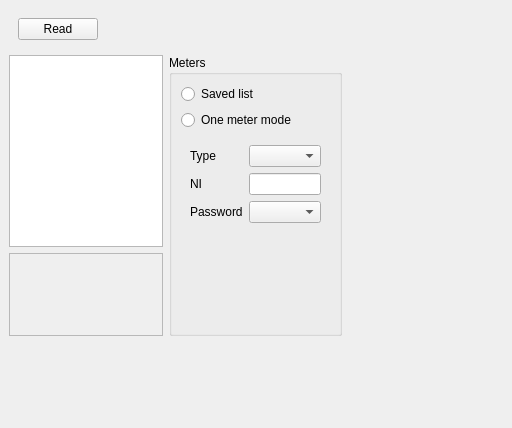
The window that zbyrator-src/startpagepoll.ui (KTS-Intek/quick-collect) describes before a commit, drawn with Qt 5.
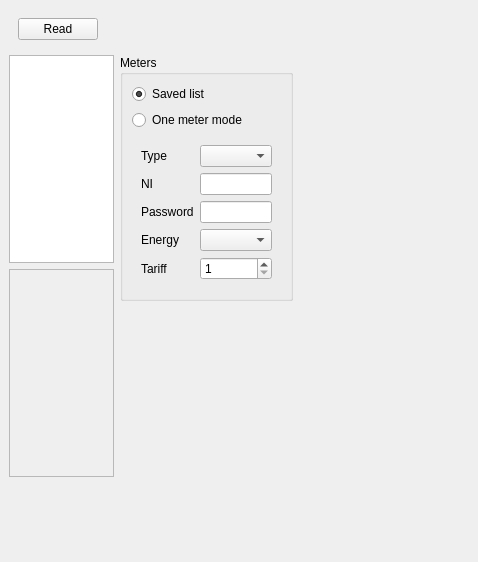
The same window after the commit. Icons and pictures are not drawn.

What changed in the file:
```diff
--- a/zbyrator-src/startpagepoll.ui
+++ b/zbyrator-src/startpagepoll.ui
@@ -6,14 +6,14 @@
    <rect>
     <x>0</x>
     <y>0</y>
-    <width>512</width>
-    <height>428</height>
+    <width>478</width>
+    <height>562</height>
    </rect>
   </property>
   <property name="windowTitle">
    <string>Form</string>
   </property>
-  <layout class="QVBoxLayout" name="verticalLayout">
+  <layout class="QGridLayout" name="gridLayout">
    <property name="leftMargin">
     <number>0</number>
    </property>
@@ -26,8 +26,8 @@
    <property name="bottomMargin">
     <number>0</number>
    </property>
-   <item>
-    <widget class="QTabWidget" name="tbwShowDataMode">
+   <item row="0" column="0">
+    <widget class="QTabWidget" name="tabWidget">
      <property name="tabPosition">
       <enum>QTabWidget::South</enum>
      </property>
@@ -96,9 +96,11 @@
         </widget>
        </item>
        <item row="1" column="0">
+        <layout class="QVBoxLayout" name="verticalLayout_5">
+         <item>
         <widget class="QListView" name="lvMeterDataProfile">
          <property name="sizePolicy">
-          <sizepolicy hsizetype="Preferred" vsizetype="Preferred">
+            <sizepolicy hsizetype="Preferred" vsizetype="Expanding">
            <horstretch>0</horstretch>
            <verstretch>0</verstretch>
           </sizepolicy>
@@ -140,8 +142,67 @@
          </property>
         </widget>
        </item>
-       <item row="1" column="1" rowspan="2">
+         <item>
+          <widget class="QFrame" name="frame">
+           <property name="sizePolicy">
+            <sizepolicy hsizetype="Preferred" vsizetype="Expanding">
+             <horstretch>0</horstretch>
+             <verstretch>0</verstretch>
+            </sizepolicy>
+           </property>
+           <property name="frameShape">
+            <enum>QFrame::StyledPanel</enum>
+           </property>
+           <property name="frameShadow">
+            <enum>QFrame::Raised</enum>
+           </property>
+           <layout class="QVBoxLayout" name="verticalLayout_2">
+            <property name="leftMargin">
+             <number>0</number>
+            </property>
+            <property name="topMargin">
+             <number>0</number>
+            </property>
+            <property name="rightMargin">
+             <number>0</number>
+            </property>
+            <property name="bottomMargin">
+             <number>0</number>
+            </property>
+            <item>
+             <layout class="QVBoxLayout" name="vl4dtWdgt"/>
+            </item>
+           </layout>
+          </widget>
+         </item>
+         <item>
+          <spacer name="verticalSpacer">
+           <property name="orientation">
+            <enum>Qt::Vertical</enum>
+           </property>
+           <property name="sizeType">
+            <enum>QSizePolicy::Preferred</enum>
+           </property>
+           <property name="sizeHint" stdset="0">
+            <size>
+             <width>20</width>
+             <height>76</height>
+            </size>
+           </property>
+          </spacer>
+         </item>
+        </layout>
+       </item>
+       <item row="1" column="1">
+        <layout class="QVBoxLayout" name="verticalLayout_6">
+         <item>
         <widget class="QGroupBox" name="groupBox">
+           <property name="sizePolicy">
+            <sizepolicy hsizetype="Expanding" vsizetype="Fixed">
+             <horstretch>0</horstretch>
+             <verstretch>0</verstretch>
+            </sizepolicy>
+           </property>
          <property name="title">
           <string>Meters</string>
          </property>
@@ -151,6 +212,9 @@
             <property name="text">
              <string>Saved list</string>
             </property>
+              <property name="checked">
+               <bool>true</bool>
+              </property>
            </widget>
           </item>
           <item>
@@ -161,8 +225,29 @@
            </widget>
           </item>
           <item>
-           <widget class="QWidget" name="widget" native="true">
-            <layout class="QGridLayout" name="gridLayout">
+             <widget class="QStackedWidget" name="swMeterMode">
+              <property name="currentIndex">
+               <number>1</number>
+              </property>
+              <widget class="QWidget" name="page">
+               <layout class="QVBoxLayout" name="verticalLayout_4">
+                <item>
+                 <spacer name="verticalSpacer_3">
+                  <property name="orientation">
+                   <enum>Qt::Vertical</enum>
+                  </property>
+                  <property name="sizeHint" stdset="0">
+                   <size>
+                    <width>20</width>
+                    <height>75</height>
+                   </size>
+                  </property>
+                 </spacer>
+                </item>
+               </layout>
+              </widget>
+              <widget class="QWidget" name="page_2">
+               <layout class="QFormLayout" name="formLayout">
              <item row="0" column="0">
               <widget class="QLabel" name="label">
                <property name="text">
@@ -170,95 +255,93 @@
                </property>
               </widget>
              </item>
-             <item row="1" column="0" colspan="2">
+                <item row="0" column="1">
+                 <widget class="QComboBox" name="cbxOneMeterModel"/>
+                </item>
+                <item row="1" column="0">
               <widget class="QLabel" name="label_2">
                <property name="text">
                 <string>NI</string>
                </property>
               </widget>
              </item>
-             <item row="2" column="0" colspan="3">
+                <item row="1" column="1">
+                 <widget class="QLineEdit" name="leOneMeterNI">
+                  <property name="clearButtonEnabled">
+                   <bool>true</bool>
+                  </property>
+                 </widget>
+                </item>
+                <item row="2" column="1">
+                 <widget class="QLineEdit" name="leOneMeterPass">
+                  <property name="maxLength">
+                   <number>255</number>
+                  </property>
+                  <property name="clearButtonEnabled">
+                   <bool>true</bool>
+                  </property>
+                 </widget>
+                </item>
+                <item row="2" column="0">
               <widget class="QLabel" name="label_3">
                <property name="text">
                 <string>Password</string>
                </property>
               </widget>
              </item>
-             <item row="2" column="3">
-              <widget class="QComboBox" name="comboBox_2"/>
-             </item>
-             <item row="1" column="3">
-              <widget class="QLineEdit" name="lineEdit"/>
-             </item>
-             <item row="0" column="3">
-              <widget class="QComboBox" name="comboBox"/>
-             </item>
-            </layout>
-           </widget>
-          </item>
-          <item>
-           <spacer name="verticalSpacer_2">
-            <property name="orientation">
-             <enum>Qt::Vertical</enum>
-            </property>
-            <property name="sizeHint" stdset="0">
-             <size>
-              <width>20</width>
-              <height>79</height>
-             </size>
-            </property>
-           </spacer>
-          </item>
-         </layout>
-        </widget>
-       </item>
-       <item row="2" column="0">
-        <widget class="QFrame" name="frame">
-         <property name="sizePolicy">
-          <sizepolicy hsizetype="Expanding" vsizetype="Expanding">
-           <horstretch>0</horstretch>
-           <verstretch>0</verstretch>
-          </sizepolicy>
-         </property>
-         <property name="frameShape">
-          <enum>QFrame::StyledPanel</enum>
-         </property>
-         <property name="frameShadow">
-          <enum>QFrame::Raised</enum>
-         </property>
-         <layout class="QVBoxLayout" name="verticalLayout_2">
-          <property name="leftMargin">
-           <number>0</number>
-          </property>
-          <property name="topMargin">
-           <number>0</number>
-          </property>
-          <property name="rightMargin">
-           <number>0</number>
-          </property>
-          <property name="bottomMargin">
-           <number>0</number>
-          </property>
-          <item>
-           <layout class="QVBoxLayout" name="vl4dtWdgt"/>
-          </item>
-         </layout>
-        </widget>
-       </item>
        <item row="3" column="0">
-        <spacer name="verticalSpacer">
+                 <widget class="QLabel" name="label_4">
+                  <property name="text">
+                   <string>Energy</string>
+                  </property>
+                 </widget>
+                </item>
+                <item row="4" column="0">
+                 <widget class="QLabel" name="label_5">
+                  <property name="text">
+                   <string>Tariff</string>
+                  </property>
+                 </widget>
+                </item>
+                <item row="4" column="1">
+                 <widget class="QSpinBox" name="sbOneMeterTariff">
+                  <property name="minimum">
+                   <number>1</number>
+                  </property>
+                  <property name="maximum">
+                   <number>4</number>
+                  </property>
+                 </widget>
+                </item>
+                <item row="3" column="1">
+                 <widget class="QComboBox" name="cbxOneMeterEnergy"/>
+                </item>
+               </layout>
+              </widget>
+             </widget>
+            </item>
+           </layout>
+          </widget>
+         </item>
+         <item>
+          <spacer name="verticalSpacer_5">
          <property name="orientation">
           <enum>Qt::Vertical</enum>
          </property>
+           <property name="sizeType">
+            <enum>QSizePolicy::Expanding</enum>
+           </property>
          <property name="sizeHint" stdset="0">
           <size>
-           <width>20</width>
-           <height>76</height>
+             <width>48</width>
+             <height>241</height>
           </size>
          </property>
         </spacer>
        </item>
-       <item row="1" column="2" rowspan="2">
+        </layout>
+       </item>
+       <item row="1" column="2">
         <spacer name="horizontalSpacer_2">
          <property name="orientation">
           <enum>Qt::Horizontal</enum>
```
Left out of the diff: 4 changed lines with no effect on the pictures. Lines whose indentation alone changed are shown as unchanged.
